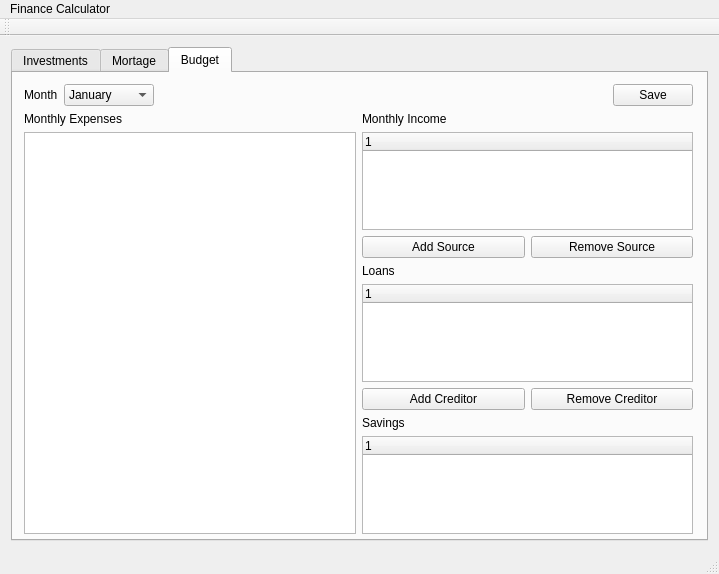
Old version of the form mainwindow.ui in the repository jrutanen/FinanceCalculator.
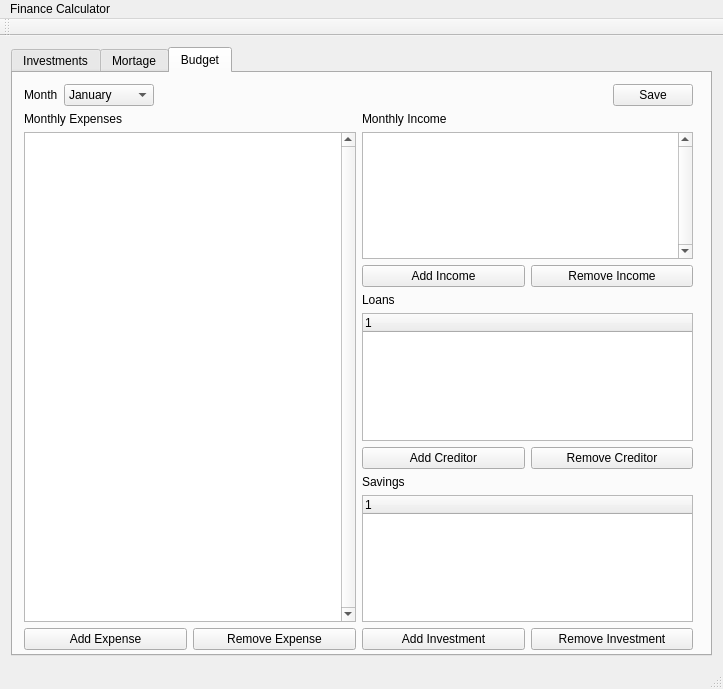
New version of the form. Custom widgets are drawn as their Qt base class.

Commit message:
Added new tableview for income and connected it to the budget model. Both income and expenses are now in the modelview structure.
This also fixes issue
When save button is pushed duplicate for the row will be created in the
db if id is not updated. #18

What changed in the file:
```diff
--- a/mainwindow.ui
+++ b/mainwindow.ui
@@ -6,8 +6,8 @@
    <rect>
     <x>0</x>
     <y>0</y>
-    <width>719</width>
-    <height>574</height>
+    <width>723</width>
+    <height>689</height>
    </rect>
   </property>
   <property name="windowTitle">
@@ -377,7 +377,7 @@
           <x>0</x>
           <y>0</y>
           <width>691</width>
-          <height>500</height>
+          <height>588</height>
          </rect>
         </property>
         <layout class="QVBoxLayout" name="verticalLayout_7">
@@ -501,6 +501,12 @@
              </item>
              <item>
               <widget class="QTableView" name="tableViewCost">
+               <property name="verticalScrollBarPolicy">
+                <enum>Qt::ScrollBarAlwaysOn</enum>
+               </property>
+               <property name="horizontalScrollBarPolicy">
+                <enum>Qt::ScrollBarAlwaysOff</enum>
+               </property>
                <property name="autoScroll">
                 <bool>true</bool>
                </property>
@@ -542,12 +548,22 @@
               </widget>
              </item>
              <item>
-              <widget class="QTreeWidget" name="twIncome">
-               <column>
-                <property name="text">
-                 <string notr="true">1</string>
-                </property>
-               </column>
+              <widget class="QTableView" name="tableViewIncome">
+               <property name="verticalScrollBarPolicy">
+                <enum>Qt::ScrollBarAlwaysOn</enum>
+               </property>
+               <property name="horizontalScrollBarPolicy">
+                <enum>Qt::ScrollBarAlwaysOff</enum>
+               </property>
+               <property name="autoScroll">
+                <bool>true</bool>
+               </property>
+               <property name="autoScrollMargin">
+                <number>16</number>
+               </property>
+               <property name="gridStyle">
+                <enum>Qt::DotLine</enum>
+               </property>
               </widget>
              </item>
              <item>
@@ -555,14 +571,14 @@
                <item>
                 <widget class="QPushButton" name="pbAddIncome">
                  <property name="text">
-                  <string>Add Source</string>
+                  <string>Add Income</string>
                  </property>
                 </widget>
                </item>
                <item>
                 <widget class="QPushButton" name="pbRemoveIncome">
                  <property name="text">
-                  <string>Remove Source</string>
+                  <string>Remove Income</string>
                  </property>
                 </widget>
                </item>
@@ -652,7 +668,7 @@
     <rect>
      <x>0</x>
      <y>0</y>
-     <width>719</width>
+     <width>723</width>
      <height>22</height>
     </rect>
    </property>
```
The commit also changes 5 other files.
